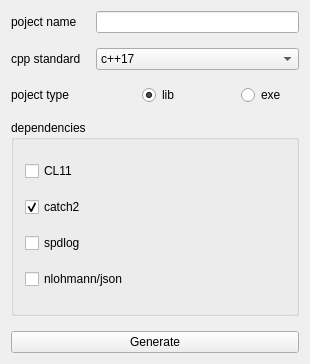
Above: src/app/mainwindow.ui from snezsky/gena before the change. Below: the same form after it.
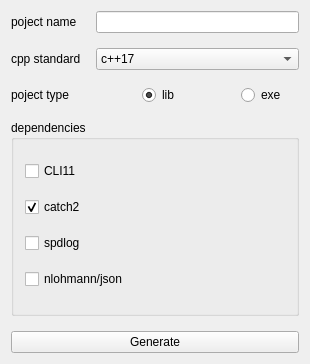
That is the form after the change.

The edit to the form file:
```diff
--- a/src/app/mainwindow.ui
+++ b/src/app/mainwindow.ui
@@ -109,7 +109,7 @@
        <item>
         <widget class="QCheckBox" name="checkBox_CL11">
          <property name="text">
-          <string>CL11</string>
+          <string>CLI11</string>
          </property>
         </widget>
        </item>
```
Left out of the diff: 2 changed lines with no effect on the pictures.
